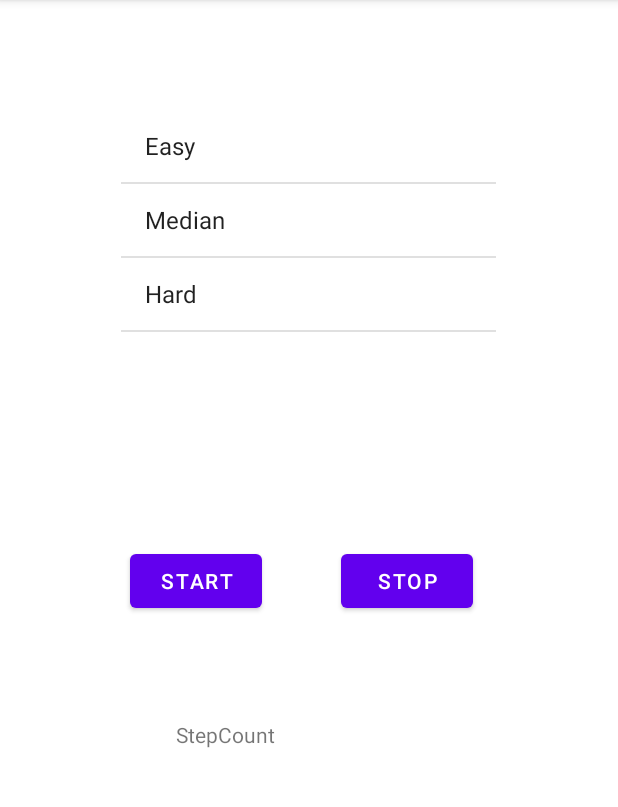
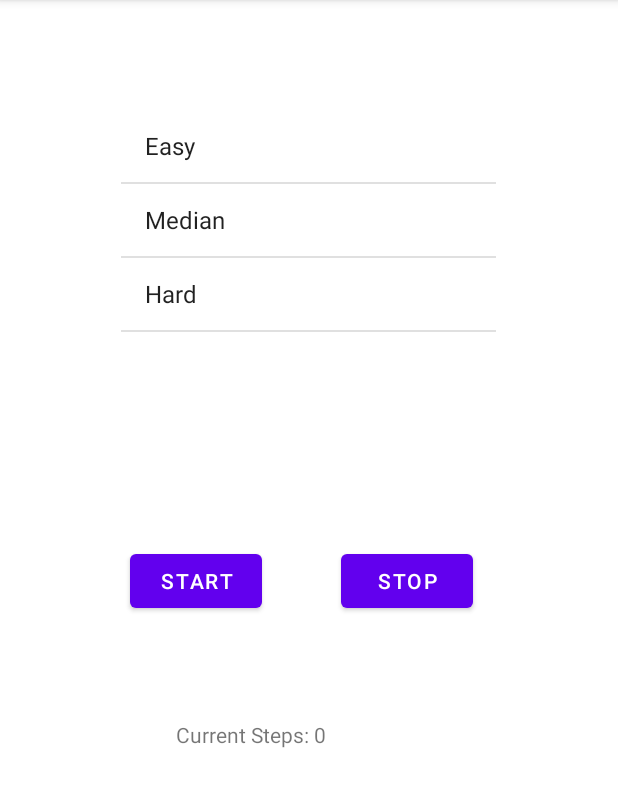
Before and after one commit to Li-Haowei/Workout_App, an Android app: the screen it shows after launch (MainActivity), after a tap on "Easy", on a phone screen of 412 x 824 dp, the part 84-891 px from its top. Run offline under Robolectric (Android 15) with nearby library versions, the phone set to English and light mode, and no system bars; 1 statement that could not run was skipped.

Commit message:
added more dialogs

```diff
--- a/app/src/main/java/com/example/workoutapp/MainActivity.java
+++ b/app/src/main/java/com/example/workoutapp/MainActivity.java
@@ -42,21 +42,31 @@ public class MainActivity extends AppCompatActivity {
             @Override
             public void onItemClick(AdapterView<?> adapterView, View view, int i, long l) {
                 String selectedItem = (String) adapterView.getItemAtPosition(i);
+                if(start==true){
+                    Toast.makeText(MainActivity.this,R.string.haventStopped,Toast.LENGTH_SHORT).show();
+                }else{
                     switch (i) {
                         case 0:
                             currentMode = 1;
                             Toast.makeText(MainActivity.this,R.string.easy,Toast.LENGTH_SHORT).show();
+                            am.setStep(0);
+                            stepCount.setText("Current Steps: " + am.getStep());
                             break;
                         case 1:
                             currentMode = 2;
                             Toast.makeText(MainActivity.this,R.string.median,Toast.LENGTH_SHORT).show();
+                            am.setStep(0);
+                            stepCount.setText("Current Steps: " + am.getStep());
                             break;
                         case 2:
                             currentMode = 3;
                             Toast.makeText(MainActivity.this,R.string.hard,Toast.LENGTH_SHORT).show();
+                            am.setStep(0);
+                            stepCount.setText("Current Steps: " + am.getStep());
                             break;
                         default:
                             break;
+                    }
                 }
             }
         });
--- a/app/src/main/java/com/example/workoutapp/accelerometer.java
+++ b/app/src/main/java/com/example/workoutapp/accelerometer.java
@@ -19,7 +19,7 @@ public class accelerometer {
     private float currentAcceleration;
     private float lastAcceleration;
     private flashlight fl;
-    private int SIGNIFICANT_SHAKE = 30000;
+    private int SIGNIFICANT_SHAKE = 100000;
     private Context context;
     private DecimalFormat df;
     private boolean flashMode;
--- a/app/src/main/res/values/strings.xml
+++ b/app/src/main/res/values/strings.xml
@@ -5,4 +5,5 @@
     <string name="hard">Hard Mode Selected</string>
     <string name="noselectionwarning">You have not selected a mode yet</string>
     <string name="haventstarted">You have not started yet, why stop?</string>
+    <string name="haventStopped">You have not stopped yet, select after workout stop</string>
 </resources>
```
Lines whose indentation alone changed are shown as unchanged.
